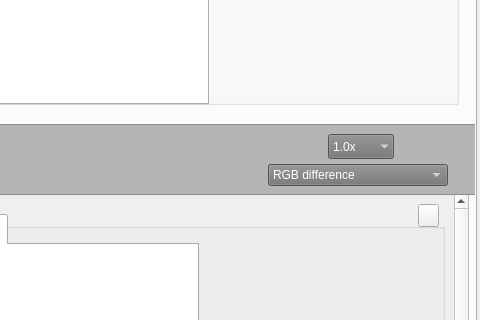
SuppenGeist/pse-ws1516-videoencoder-ta, file Pflichtenheft/ToViET/GUI.ui: the form before one commit; both pictures show x 474 to 954 and y 231 to 551 of the 954 by 953 pixel window.
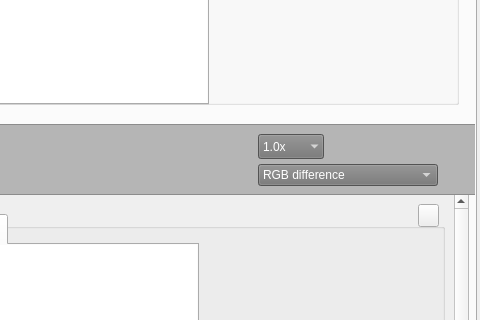
The form after the commit. Icons and pictures are not drawn.

Commit message: Move 'select speed'

Patch:
```diff
--- a/Pflichtenheft/ToViET/GUI.ui
+++ b/Pflichtenheft/ToViET/GUI.ui
@@ -1915,7 +1915,7 @@
       <widget class="QComboBox" name="comboBox_2">
        <property name="geometry">
         <rect>
-         <x>740</x>
+         <x>730</x>
          <y>40</y>
          <width>180</width>
          <height>22</height>
@@ -2110,7 +2110,7 @@
       <widget class="QComboBox" name="comboBox_3">
        <property name="geometry">
         <rect>
-         <x>800</x>
+         <x>730</x>
          <y>10</y>
          <width>66</width>
          <height>25</height>
```
Left out of the diff: 2 changed lines with no effect on the pictures.
